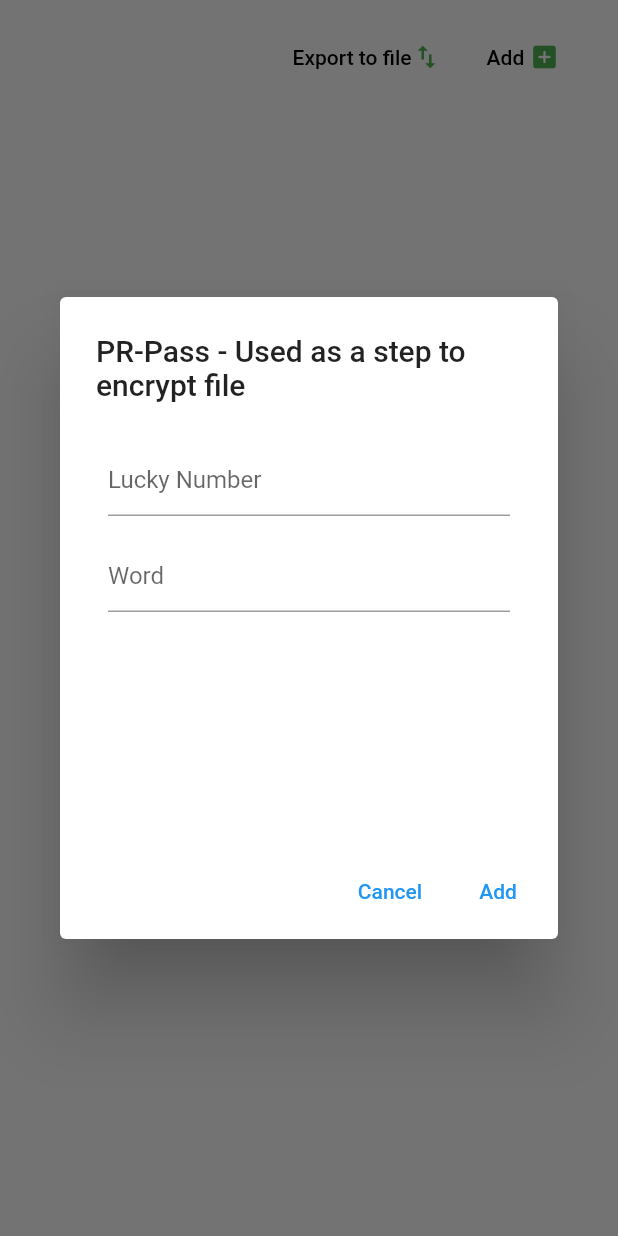
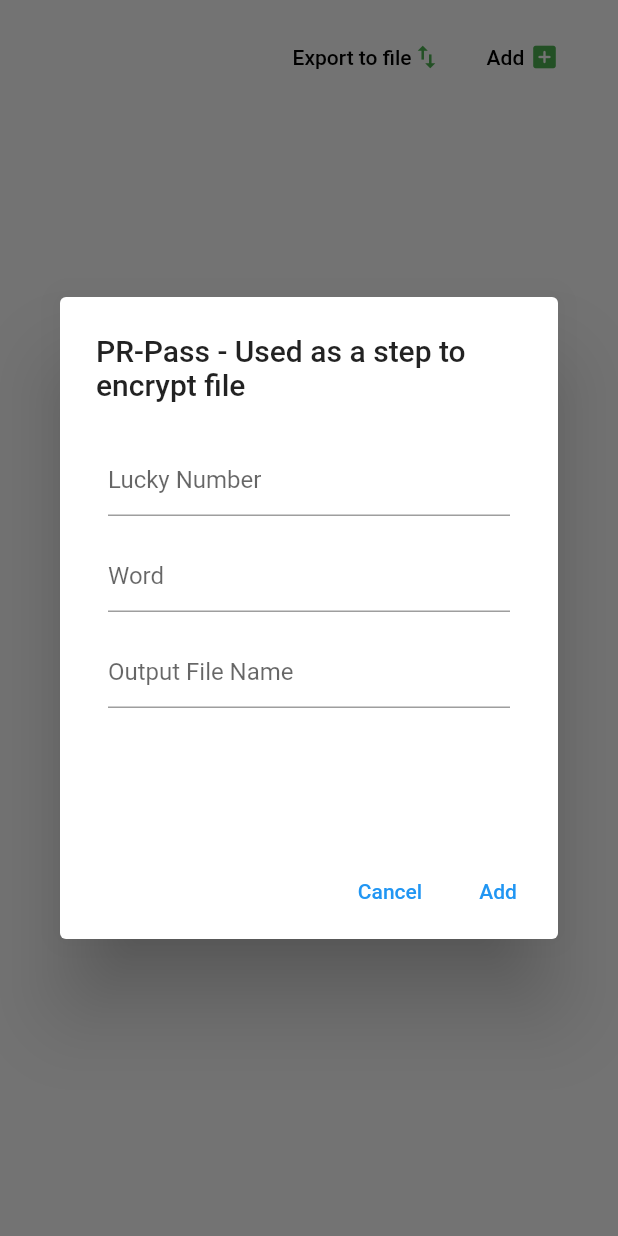
Before and after one commit to sudonims/PvtKeyManager, a Flutter app: the KeysShow widget shown alone on an empty page, opened directly, after a tap on "Export to file", on a phone screen of 412 x 824 dp. Run offline on Flutter 3.47's test engine with Material 2 defaults, Android fonts, the phone set to English and light mode, and no system bars; our stand-ins replace file_picker; missing offline and left inert: aes_crypt, clipboard.

Commit message:
add export file name

```diff
--- a/lib/screens/KeysShow.dart
+++ b/lib/screens/KeysShow.dart
@@ -17,11 +17,12 @@ class KeysShow extends StatefulWidget {
 }
 
 class KeysShowState extends State<KeysShow> {
-  Future<bool> export(PrivateKeys keys, String lucky, String word) async {
+  Future<bool> export(
+      PrivateKeys keys, String lucky, String word, String fileName) async {
     try {
       var finalJSON = jsonEncode(keys.toJSON());
       var outputDirectory = await FilePicker.platform.getDirectoryPath();
-      var outputPath = p.join(outputDirectory, "secrets.enc");
+      var outputPath = p.join(outputDirectory, fileName);
 
       Encryptor e = new Encryptor();
       e.lucky = lucky;
@@ -60,6 +61,7 @@ class KeysShowState extends State<KeysShow> {
                               builder: (BuildContext context) {
                                 var lucky = TextEditingController();
                                 var word = TextEditingController();
+                                var fileName = TextEditingController();
                                 return AlertDialog(
                                   title: Text(
                                       "PR-Pass - Used as a step to encrypt file"),
@@ -87,6 +89,15 @@ class KeysShowState extends State<KeysShow> {
                                                   hintText: "Word"),
                                             ),
                                           ),
+                                          Padding(
+                                            padding: EdgeInsets.all(8.0),
+                                            child: TextFormField(
+                                              keyboardType: TextInputType.text,
+                                              controller: fileName,
+                                              decoration: InputDecoration(
+                                                  hintText: "Output File Name"),
+                                            ),
+                                          ),
                                         ],
                                       )),
                                   actions: <Widget>[
@@ -101,13 +112,14 @@ class KeysShowState extends State<KeysShow> {
                                             bool success = await export(
                                                 privateKeysContext.getKeys,
                                                 lucky.text,
-                                                word.text);
+                                                word.text,
+                                                fileName.text);
                                             if (success) {
                                               Navigator.pop(context);
                                               ScaffoldMessenger.of(context)
                                                   .showSnackBar(SnackBar(
-                                                content: Text(
-                                                    "secrets.enc saved successfully"),
+                                                content: Text(fileName.text +
+                                                    " saved successfully"),
                                                 backgroundColor: Colors.green,
                                               ));
                                             } else {
```
